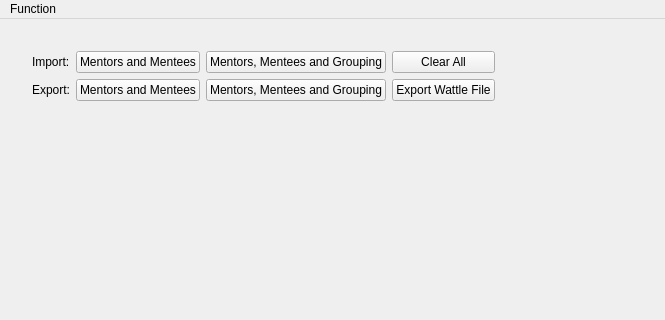
First picture: the form in Menters-and-Mentees-Matching-Program/mainwindow.ui, repository shuanglengyunji/Menters-and-Mentees-Matching-Program, before the edit; both pictures show x 0 to 665 and y 0 to 320 of the 1077 by 649 pixel window.
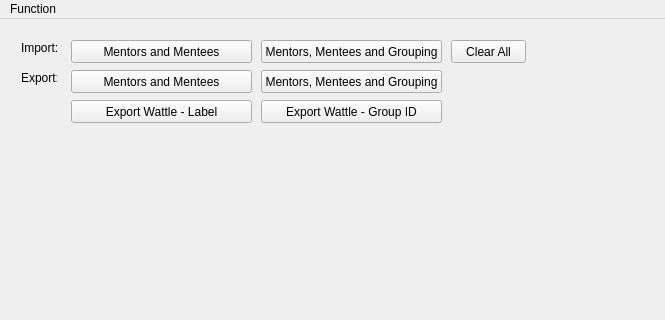
Second picture: the form after the edit. The open tabs and pages were chosen to show the change. Icons and pictures are not drawn.

Commit message: Export Wattle File

Patch:
```diff
--- a/Menters-and-Mentees-Matching-Program/mainwindow.ui
+++ b/Menters-and-Mentees-Matching-Program/mainwindow.ui
@@ -42,99 +42,122 @@
          <number>4</number>
         </property>
         <widget class="QWidget" name="page_manage">
-         <widget class="QWidget" name="gridLayoutWidget">
+         <widget class="QPushButton" name="pushButton_manage_import">
           <property name="geometry">
            <rect>
-            <x>10</x>
+            <x>60</x>
             <y>10</y>
-            <width>641</width>
-            <height>271</height>
+            <width>181</width>
+            <height>23</height>
            </rect>
           </property>
-          <layout class="QGridLayout" name="gridLayout_7">
-           <item row="1" column="0">
+          <property name="text">
+           <string>Mentors and Mentees</string>
+          </property>
+         </widget>
             <widget class="QLabel" name="label_2">
+          <property name="geometry">
+           <rect>
+            <x>10</x>
+            <y>40</y>
+            <width>36</width>
+            <height>16</height>
+           </rect>
+          </property>
              <property name="text">
               <string>Export:</string>
              </property>
             </widget>
-           </item>
-           <item row="3" column="0">
-            <spacer name="verticalSpacer_2">
-             <property name="orientation">
-              <enum>Qt::Vertical</enum>
-             </property>
-             <property name="sizeHint" stdset="0">
-              <size>
-               <width>20</width>
-               <height>40</height>
-              </size>
-             </property>
-            </spacer>
-           </item>
-           <item row="0" column="1">
-            <widget class="QPushButton" name="pushButton_manage_import">
-             <property name="text">
-              <string>Mentors and Mentees</string>
-             </property>
-            </widget>
-           </item>
-           <item row="1" column="1">
             <widget class="QPushButton" name="pushButton_manage_export">
+          <property name="geometry">
+           <rect>
+            <x>60</x>
+            <y>40</y>
+            <width>181</width>
+            <height>23</height>
+           </rect>
+          </property>
              <property name="text">
               <string>Mentors and Mentees</string>
              </property>
             </widget>
-           </item>
-           <item row="1" column="3">
-            <widget class="QPushButton" name="pushButton_manage_export_wattle">
-             <property name="text">
-              <string>Export Wattle File</string>
-             </property>
-            </widget>
-           </item>
-           <item row="1" column="2">
             <widget class="QPushButton" name="pushButton_manage_export_match">
+          <property name="geometry">
+           <rect>
+            <x>250</x>
+            <y>40</y>
+            <width>181</width>
+            <height>23</height>
+           </rect>
+          </property>
              <property name="text">
               <string>Mentors, Mentees and Grouping</string>
              </property>
             </widget>
-           </item>
-           <item row="0" column="2">
-            <widget class="QPushButton" name="pushButton_manage_import_match">
+         <widget class="QPushButton" name="pushButton_manage_export_wattle">
+          <property name="geometry">
+           <rect>
+            <x>60</x>
+            <y>70</y>
+            <width>181</width>
+            <height>23</height>
+           </rect>
+          </property>
              <property name="text">
-              <string>Mentors, Mentees and Grouping</string>
-             </property>
-            </widget>
-           </item>
-           <item row="0" column="0">
+           <string>Export Wattle - Label</string>
+          </property>
+         </widget>
             <widget class="QLabel" name="label">
+          <property name="geometry">
+           <rect>
+            <x>10</x>
+            <y>10</y>
+            <width>36</width>
+            <height>16</height>
+           </rect>
+          </property>
              <property name="text">
               <string>Import:</string>
              </property>
             </widget>
-           </item>
-           <item row="1" column="4">
-            <spacer name="horizontalSpacer_4">
-             <property name="orientation">
-              <enum>Qt::Horizontal</enum>
-             </property>
-             <property name="sizeHint" stdset="0">
-              <size>
-               <width>40</width>
-               <height>20</height>
-              </size>
-             </property>
-            </spacer>
-           </item>
-           <item row="0" column="3">
+         <widget class="QPushButton" name="pushButton_manage_import_match">
+          <property name="geometry">
+           <rect>
+            <x>250</x>
+            <y>10</y>
+            <width>181</width>
+            <height>23</height>
+           </rect>
+          </property>
+          <property name="text">
+           <string>Mentors, Mentees and Grouping</string>
+          </property>
+         </widget>
             <widget class="QPushButton" name="pushButton_manage_clear">
+          <property name="geometry">
+           <rect>
+            <x>440</x>
+            <y>10</y>
+            <width>75</width>
+            <height>23</height>
+           </rect>
+          </property>
              <property name="text">
               <string>Clear All</string>
              </property>
             </widget>
-           </item>
-          </layout>
+         <widget class="QPushButton" name="pushButton_manage_export_wattle_2">
+          <property name="geometry">
+           <rect>
+            <x>250</x>
+            <y>70</y>
+            <width>181</width>
+            <height>23</height>
+           </rect>
+          </property>
+          <property name="text">
+           <string>Export Wattle - Group ID</string>
+          </property>
          </widget>
         </widget>
         <widget class="QWidget" name="page_mentors">
```
Left out of the diff: 2 changed lines with no effect on the pictures. Lines whose indentation alone changed are shown as unchanged. The commit also changes 6 other files.
